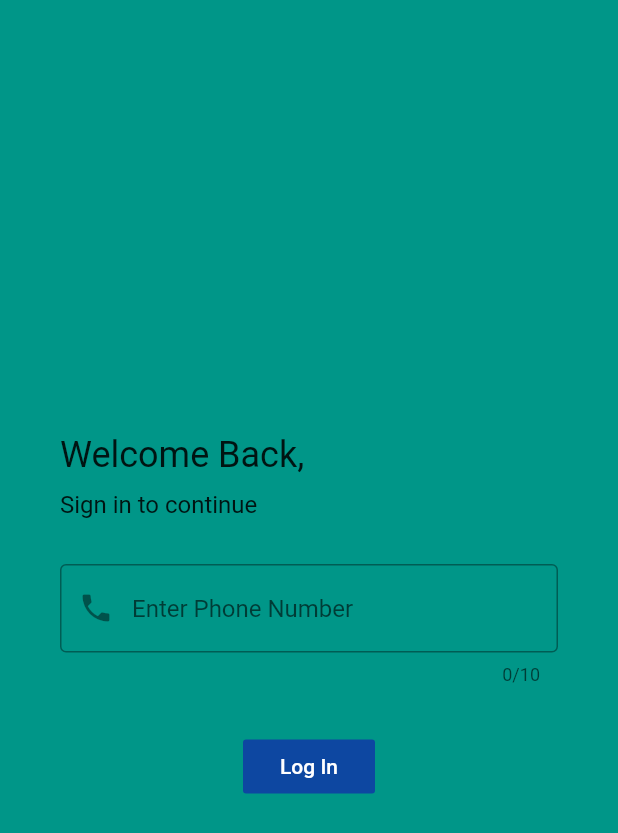
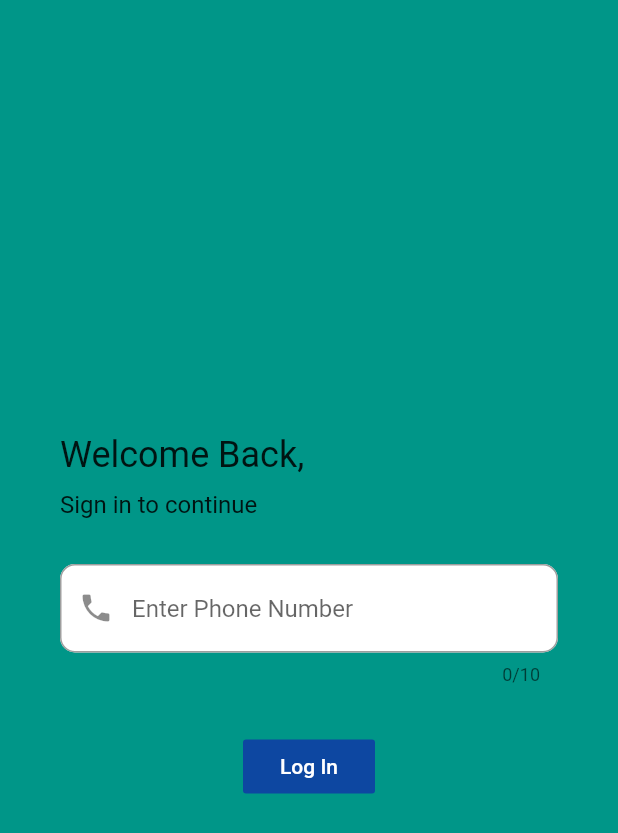
Before and after one commit to KhangLama/SWP409, a Flutter app: the screen it shows after launch, on a phone screen of 412 x 824 dp. Shown: the top 833 px of the screen. Run offline on Flutter 3.47's test engine with Material 2 defaults, Android fonts, the light colour scheme and no system bars.

Commit message:
Update loginPage.dart

```diff
--- a/lib/loginPage.dart
+++ b/lib/loginPage.dart
@@ -63,8 +63,17 @@ class LoginPage extends StatelessWidget {
                   keyboardType: TextInputType.number,
                   maxLength: 10,
                   decoration: InputDecoration(
-                      border: OutlineInputBorder(),
+                      enabledBorder: OutlineInputBorder(
+                        borderRadius: BorderRadius.all(Radius.circular(10.0)),
+                        borderSide: BorderSide(color: Colors.grey),
+                      ),
+                      focusedBorder: OutlineInputBorder(
+                        borderRadius: BorderRadius.all(Radius.circular(10.0)),
+                        borderSide: BorderSide(color: Colors.blue),
+                      ),
                       hintText: 'Enter Phone Number',
+                      fillColor: Colors.white,
+                      filled: true,
                       prefixIcon: Icon(Icons.phone)),
                 ),
                 Container(
```
